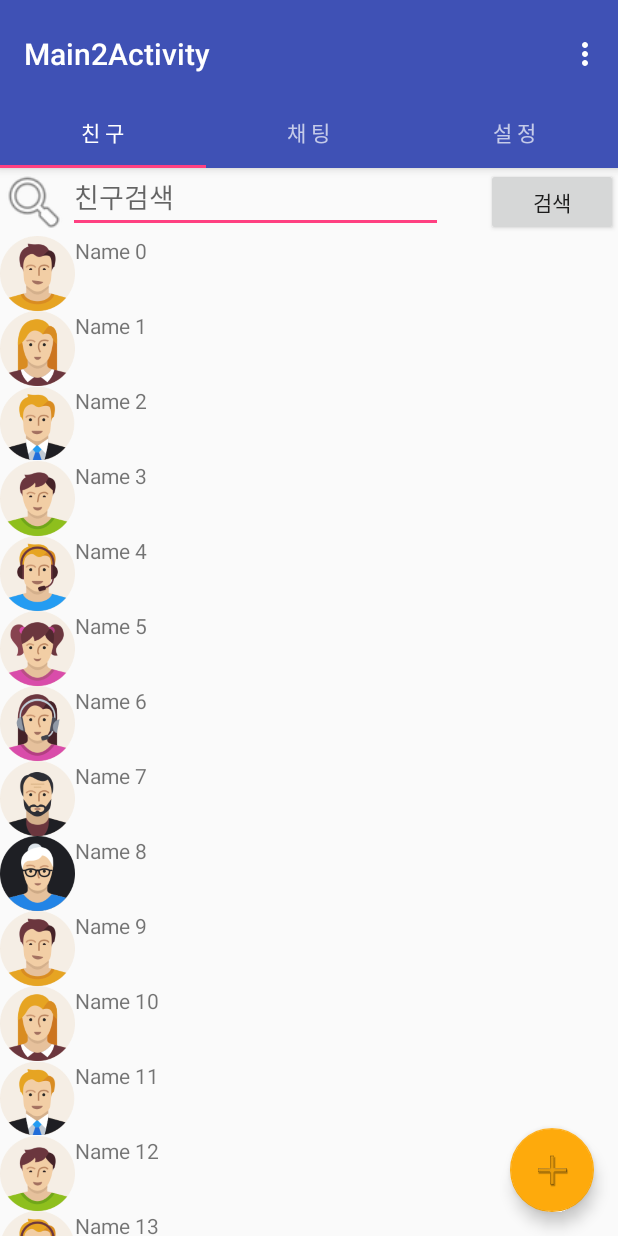
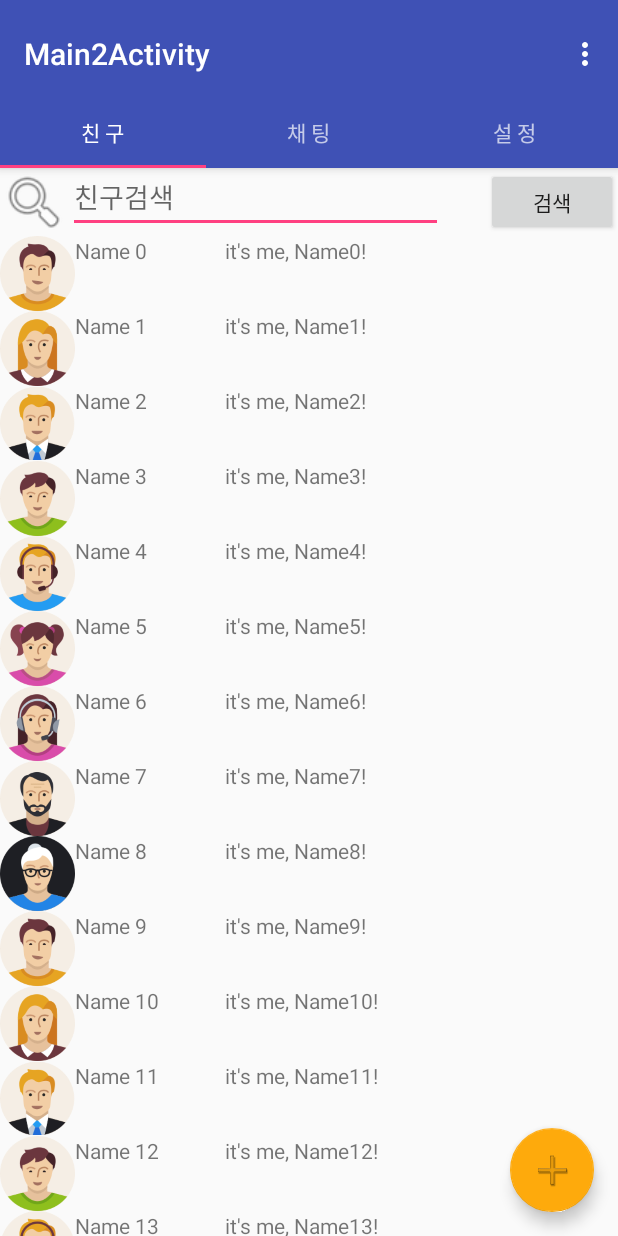
Before and after one commit to jhmocu/And_Chatting_Game, an Android app: the screen it shows after launch (Main2Activity), on a phone screen of 412 x 824 dp. Run offline under Robolectric (Android 15) with nearby library versions, the phone set to English and light mode, and no system bars.

Commit message:
이도희 :::

```diff
--- a/app/src/main/java/edu/android/chatting_game/Friend.java
+++ b/app/src/main/java/edu/android/chatting_game/Friend.java
@@ -5,14 +5,17 @@ package edu.android.chatting_game;
  */
 
 public class Friend {
-    private String name;
+    private String name, message, phoneNumber;
     private int imageId;
+
 
     public Friend() {
     }
 
-    public Friend(String name, int imageId) {
+    public Friend(String name, String message, String phoneNumber, int imageId) {
         this.name = name;
+        this.message = message;
+        this.phoneNumber = phoneNumber;
         this.imageId = imageId;
     }
 
@@ -24,6 +27,22 @@ public class Friend {
         this.name = name;
     }
 
+    public String getMessage() {
+        return message;
+    }
+
+    public void setMessage(String message) {
+        this.message = message;
+    }
+
+    public String getPhoneNumber() {
+        return phoneNumber;
+    }
+
+    public void setPhoneNumber(String phoneNumber) {
+        this.phoneNumber = phoneNumber;
+    }
+
     public int getImageId() {
         return imageId;
     }
--- a/app/src/main/java/edu/android/chatting_game/FriendLab.java
+++ b/app/src/main/java/edu/android/chatting_game/FriendLab.java
@@ -8,10 +8,7 @@ import java.util.ArrayList;
 
 public class FriendLab {
     private static final int[] IDS = {
-            R.drawable.p1, R.drawable.p2, R.drawable.p3,
-            R.drawable.p4, R.drawable.p5, R.drawable.p6,
-            R.drawable.p7, R.drawable.p8, R.drawable.p9,
-
+            R.drawable.p1, R.drawable.p2, R.drawable.p3, R.drawable.p4, R.drawable.p5, R.drawable.p6, R.drawable.p7, R.drawable.p8, R.drawable.p9,
     };
     private ArrayList<Friend> friendList;
     private static FriendLab instance;
@@ -35,6 +32,8 @@ public class FriendLab {
         for (int i = 0; i < 100; i++) {
             Friend friends = new Friend();
             friends.setName("Name " + i);
+            friends.setPhoneNumber(i + "-" + i);
+            friends.setMessage("it's me, Name" + i + "!");
             friends.setImageId(IDS[i % IDS.length]);
             friendList.add(friends);
         }
--- a/app/src/main/java/edu/android/chatting_game/RecyclerViewFriendsFragment.java
+++ b/app/src/main/java/edu/android/chatting_game/RecyclerViewFriendsFragment.java
@@ -36,13 +36,14 @@ public class RecyclerViewFriendsFragment
             extends RecyclerView.ViewHolder {
 
         private ImageView photo;
-        private TextView name;
+        private TextView name, message;
 
         public FriendViewHolder(View itemView) {
             super(itemView);
 
-            photo = (ImageView) itemView.findViewById(R.id.imageView_recycler);
-            name = (TextView) itemView.findViewById(R.id.textView_recycler);
+            photo = (ImageView) itemView.findViewById(R.id.imageView_list);
+            name = (TextView) itemView.findViewById(R.id.textName_list);
+            message = (TextView) itemView.findViewById(R.id.textMsg_list);
 
             itemView.setOnClickListener(new View.OnClickListener() {
                 @Override
@@ -50,8 +51,10 @@ public class RecyclerViewFriendsFragment
                     // TODO: 2017-03-07 position 정보 넘기기 (x) --> 이름,전화번호 등 전체 정보 넘기기
                     int position = getAdapterPosition();
                     Intent intent = new Intent(getContext(), ProfileInfoActivity.class);
+                    intent.putExtra(KEY_EXTRA_IMAGEID, list.get(position).getImageId());
                     intent.putExtra(KEY_EXTRA_NAME, list.get(position).getName());
-                    intent.putExtra(KEY_EXTRA_IMAGEID, list.get(position).getImageId());
+                    intent.putExtra(KEY_EXTRA_PHONENUMBER, list.get(position).getPhoneNumber());
+                    intent.putExtra(KEY_EXTRA_MESSAGE, list.get(position).getMessage());
                     startActivity(intent);
                 }
             });
@@ -100,6 +103,7 @@ public class RecyclerViewFriendsFragment
             Friend friend = list.get(position);
             holder.photo.setImageResource(friend.getImageId());
             holder.name.setText(friend.getName());
+            holder.message.setText(friend.getMessage());
         }
 
         @Override
--- a/app/src/main/res/layout/friend_item.xml
+++ b/app/src/main/res/layout/friend_item.xml
@@ -3,19 +3,27 @@
     xmlns:android="http://schemas.android.com/apk/res/android"
     xmlns:app="http://schemas.android.com/apk/res-auto"
     android:orientation="horizontal"
-    android:layout_width="wrap_content"
+    android:layout_width="match_parent"
     android:layout_height="wrap_content">
 
 
     <ImageView
-        android:id="@+id/imageView_recycler"
+        android:id="@+id/imageView_list"
         android:layout_width="50dp"
         android:layout_height="50dp"
         app:srcCompat="@drawable/p1" />
 
     <TextView
-        android:id="@+id/textView_recycler"
+        android:id="@+id/textName_list"
+        android:layout_width="100dp"
+        android:layout_height="match_parent"
+        android:text="이름" />
+
+    <TextView
+        android:id="@+id/textMsg_list"
         android:layout_width="match_parent"
         android:layout_height="match_parent"
         android:text="TextView" />
+
+
 </LinearLayout>
```
Also changed, not shown: app/src/main/java/edu/android/chatting_game/ProfileInfoActivity.java (+9 -3 lines).
